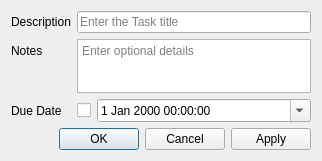
Qt form resources/ui/task_dialog.ui (JakubFranek/BlbniCheck) before a commit.
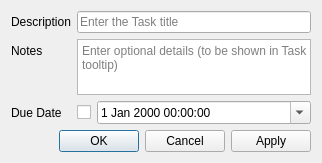
The same form after that commit.

Commit message:
Update TaskDialog .ui and Model edited Event
TaskDialog Notes plain text edit widget now highlights that the contents
will be shown in a Tooltip.
Model does not send out event_task_edited if the Task has not changed.

```diff
--- a/resources/ui/task_dialog.ui
+++ b/resources/ui/task_dialog.ui
@@ -7,7 +7,7 @@
     <x>0</x>
     <y>0</y>
     <width>322</width>
-    <height>161</height>
+    <height>163</height>
    </rect>
   </property>
   <property name="windowTitle">
@@ -62,7 +62,7 @@
         <bool>true</bool>
        </property>
        <property name="placeholderText">
-        <string>Enter optional details</string>
+        <string>Enter optional details (to be shown in Task tooltip)</string>
        </property>
       </widget>
      </item>
```
The commit also changes 2 other files.
